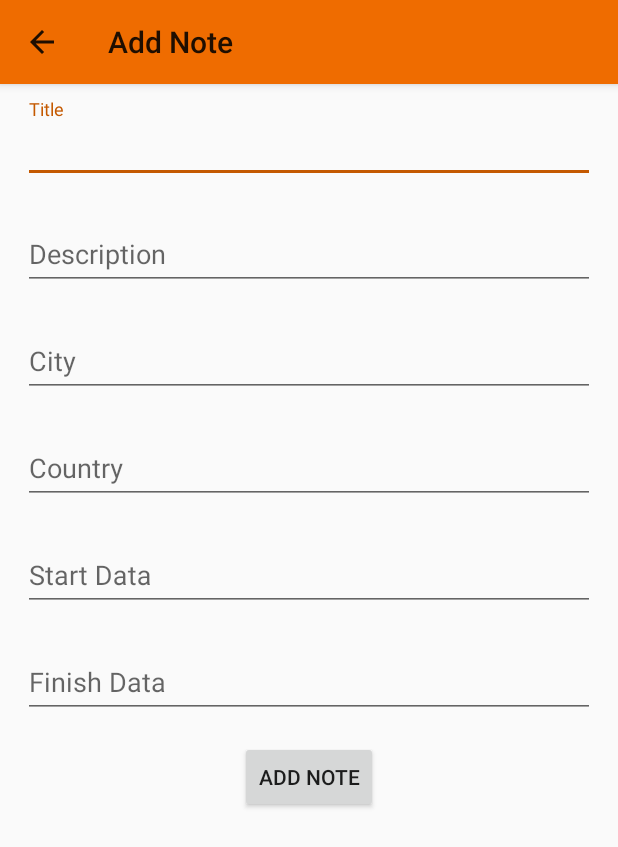
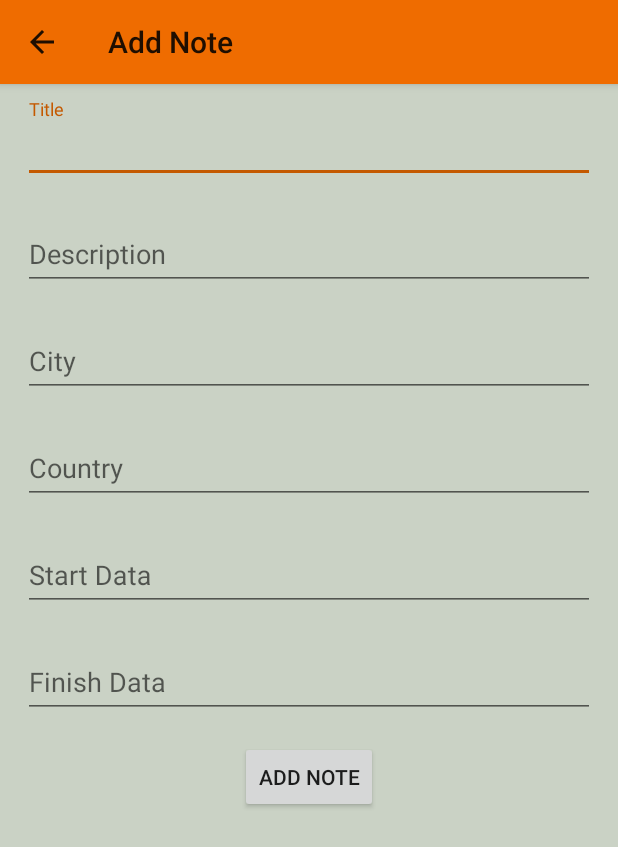
Before and after one commit to lorenzomalferrari/HolidayDiary, an Android app: the AddNoteActivity screen opened directly, with no data from a screen before it, on a phone screen of 412 x 824 dp. Shown: the top 847 px of the screen. Run offline under Robolectric (Android 15) with nearby library versions, the phone set to English and light mode, and no system bars.

Commit message:
Changed colors

```diff
--- a/app/src/main/res/layout/activity_add_note.xml
+++ b/app/src/main/res/layout/activity_add_note.xml
@@ -4,7 +4,7 @@
     xmlns:tools="http://schemas.android.com/tools"
     android:layout_width="match_parent"
     android:layout_height="match_parent"
-    android:background="@color/background_material_light"
+    android:background="@color/my_grey"
     tools:context=".view.activity.AddNoteActivity">
     <RelativeLayout
         android:layout_width="match_parent"
--- a/app/src/main/res/layout/activity_add_picture.xml
+++ b/app/src/main/res/layout/activity_add_picture.xml
@@ -4,7 +4,7 @@
     xmlns:tools="http://schemas.android.com/tools"
     android:layout_width="match_parent"
     android:layout_height="match_parent"
-    android:background="@color/background_material_light"
+    android:background="@color/my_grey"
     tools:context=".view.activity.AddPictureActivity">
 
     <RelativeLayout
--- a/app/src/main/res/layout/activity_add_travel.xml
+++ b/app/src/main/res/layout/activity_add_travel.xml
@@ -4,6 +4,7 @@
     xmlns:tools="http://schemas.android.com/tools"
     android:layout_width="match_parent"
     android:layout_height="match_parent"
+    android:background="@color/my_grey"
     tools:context=".view.activity.AddTravelActivity">
     <RelativeLayout
     android:layout_width="match_parent"
--- a/app/src/main/res/layout/activity_menu.xml
+++ b/app/src/main/res/layout/activity_menu.xml
@@ -5,6 +5,7 @@
     android:id="@+id/drawer_layout"
     android:layout_width="match_parent"
     android:layout_height="match_parent"
+    android:background="@color/my_grey"
     android:fitsSystemWindows="true"
     tools:openDrawer="start">
 
--- a/app/src/main/res/layout/activity_notes.xml
+++ b/app/src/main/res/layout/activity_notes.xml
@@ -18,6 +18,7 @@
             android:id="@+id/recyclerviewNotes_id"
             android:layout_width="match_parent"
             android:layout_height="match_parent"
+            android:background="@color/my_grey"
             android:padding="8dp">
         </android.support.v7.widget.RecyclerView>
 
--- a/app/src/main/res/layout/activity_pictures.xml
+++ b/app/src/main/res/layout/activity_pictures.xml
@@ -18,6 +18,7 @@
         android:id="@+id/masonry_grid"
         android:layout_width="match_parent"
         android:layout_height="match_parent"
+        android:background="@color/my_grey"
         app:layout_behavior="@string/appbar_scrolling_view_behavior" />
 
 </RelativeLayout>
--- a/app/src/main/res/layout/activity_privacy_terms.xml
+++ b/app/src/main/res/layout/activity_privacy_terms.xml
@@ -1,10 +1,11 @@
 <?xml version="1.0" encoding="utf-8"?>
 <ScrollView xmlns:android="http://schemas.android.com/apk/res/android"
     android:layout_width="match_parent"
-    android:layout_height="match_parent">
+    android:layout_height="match_parent"
+    android:background="@color/my_grey" >
     <RelativeLayout
         android:layout_width="wrap_content"
-        android:layout_height="wrap_content">
+        android:layout_height="wrap_content" >
         <TextView
             android:id="@+id/privacyterms_privacyTitle"
             android:layout_width="wrap_content"
--- a/app/src/main/res/layout/activity_settings.xml
+++ b/app/src/main/res/layout/activity_settings.xml
@@ -4,6 +4,7 @@
     xmlns:tools="http://schemas.android.com/tools"
     android:layout_width="match_parent"
     android:layout_height="match_parent"
+    android:background="@color/my_grey"
     tools:context=".view.activity.SettingsActivity">
 
     <include
```
